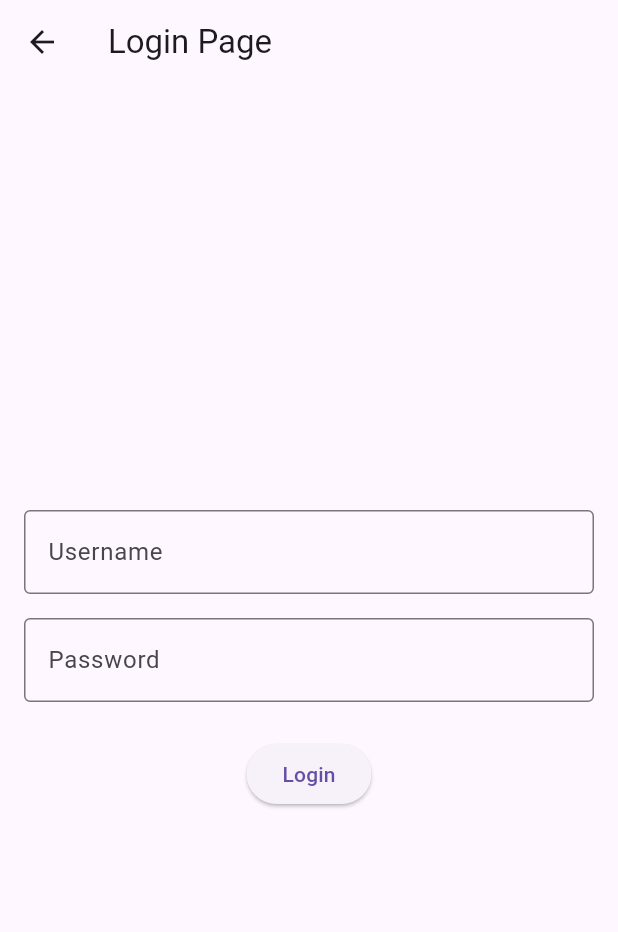
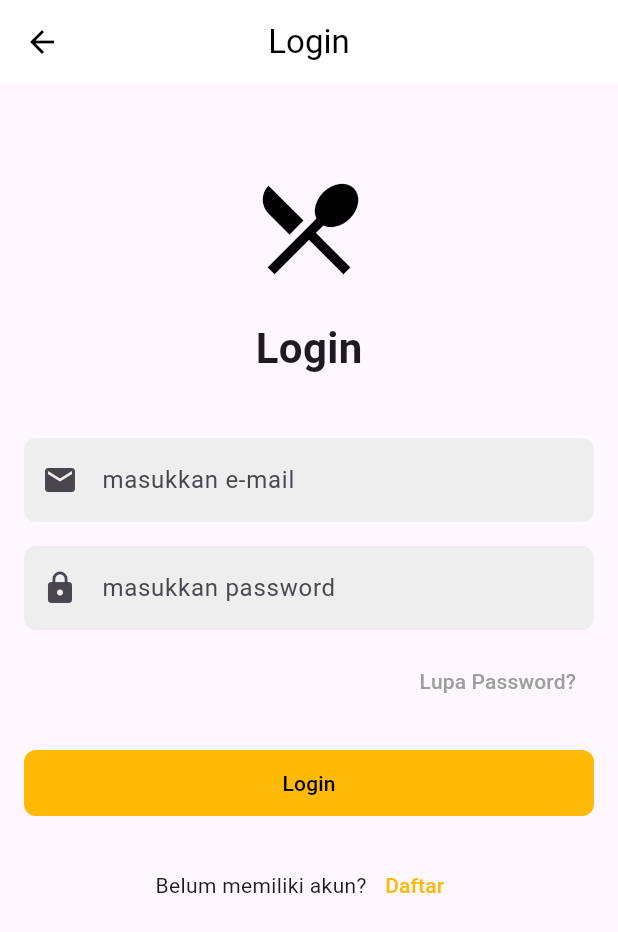
Before and after one commit to rezasaft/mycookita_app, a Flutter app: the LoginPage screen opened directly, on a phone screen of 412 x 824 dp. Shown: the top 932 px of the screen. Run offline on Flutter 3.47's test engine with Material 3 defaults, Android fonts, the light colour scheme and no system bars; our stand-ins replace cloud_firestore, firebase_core, firebase_storage, image_picker; accounts and stored records are empty.

Commit message:
login,signin,profile

```diff
--- a/lib/profile/login_page.dart
+++ b/lib/profile/login_page.dart
@@ -1,4 +1,6 @@
 import 'package:flutter/material.dart';
+import 'sign_in_page.dart'; // Tambahkan ini
+import 'profile_page.dart'; // Jika ProfilePage ada di file terpisah
 
 void main() {
   runApp(MyApp());
@@ -8,85 +10,191 @@ class MyApp extends StatelessWidget {
   @override
   Widget build(BuildContext context) {
     return MaterialApp(
-      home: ProfilePage(), // Halaman utama
+      debugShowCheckedModeBanner: false,
+      home: LoginPage(),
     );
   }
 }
 
-class ProfilePage extends StatelessWidget {
+// Halaman Login
+class LoginPage extends StatelessWidget {
+  final TextEditingController emailController = TextEditingController();
+  final TextEditingController passwordController = TextEditingController();
+
   @override
   Widget build(BuildContext context) {
     return Scaffold(
       appBar: AppBar(
-        title: Text('Profile Page'),
-      ),
-      body: Center(
-        child: ElevatedButton(
+        backgroundColor: Colors.white,
+        elevation: 0,
+        leading: IconButton(
+          icon: Icon(Icons.arrow_back, color: Colors.black),
           onPressed: () {
-            // Navigasi ke halaman Login
             Navigator.push(
               context,
-              MaterialPageRoute(builder: (context) => LoginPage()),
+              MaterialPageRoute(builder: (context) => ProfilePage()),
             );
           },
-          child: Text('Login'),
+        ),
+        title: Text(
+          'Login',
+          style: TextStyle(color: Colors.black),
+        ),
+        centerTitle: true,
+      ),
+      body: Padding(
+        padding: EdgeInsets.all(16.0),
+        child: SingleChildScrollView(
+          child: Column(
+            mainAxisAlignment: MainAxisAlignment.center,
+            crossAxisAlignment: CrossAxisAlignment.start,
+            children: [
+              SizedBox(height: 40),
+              Center(
+                child: Column(
+                  children: [
+                    Icon(Icons.restaurant_menu, size: 80, color: Colors.black),
+                    SizedBox(height: 20),
+                    Text(
+                      'Login',
+                      style: TextStyle(fontSize: 28, fontWeight: FontWeight.bold),
+                    ),
+                  ],
+                ),
+              ),
+              SizedBox(height: 40),
+              TextField(
+                controller: emailController,
+                decoration: InputDecoration(
+                  filled: true,
+                  fillColor: Colors.grey[200],
+                  prefixIcon: Icon(Icons.email),
+                  hintText: 'masukkan e-mail',
+                  border: OutlineInputBorder(
+                    borderRadius: BorderRadius.circular(8.0),
+                    borderSide: BorderSide.none,
+                  ),
+                ),
+              ),
+              SizedBox(height: 16),
+              TextField(
+                controller: passwordController,
+                obscureText: true,
+                decoration: InputDecoration(
+                  filled: true,
+                  fillColor: Colors.grey[200],
+                  prefixIcon: Icon(Icons.lock),
+                  hintText: 'masukkan password',
+                  border: OutlineInputBorder(
+                    borderRadius: BorderRadius.circular(8.0),
+                    borderSide: BorderSide.none,
+                  ),
+                ),
+              ),
+              SizedBox(height: 10),
+              Align(
+                alignment: Alignment.centerRight,
+                child: TextButton(
+                  onPressed: () {
+                    // Logika untuk lupa password
+                  },
+                  child: Text(
+                    'Lupa Password?',
+                    style: TextStyle(color: Colors.grey),
+                  ),
+                ),
+              ),
+              SizedBox(height: 20),
+              SizedBox(
+                width: double.infinity,
+                child: ElevatedButton(
+                  onPressed: () {
+                    String email = emailController.text;
+                    String password = passwordController.text;
+
+                    if (email == 'user@example.com' && password == 'password') {
+                      Navigator.push(
+                        context,
+                        MaterialPageRoute(builder: (context) => ProfilePage()),
+                      );
+                    } else {
+                      ScaffoldMessenger.of(context).showSnackBar(
+                        SnackBar(content: Text('Email atau Password salah')),
+                      );
+                    }
+                  },
+                  style: ElevatedButton.styleFrom(
+                    backgroundColor: Color(0xFFFFBA07),
+                    padding: EdgeInsets.symmetric(vertical: 12),
+                    elevation: 0,
+                    shape: RoundedRectangleBorder(
+                      borderRadius: BorderRadius.circular(8.0),
+                    ),
+                  ),
+                  child: Text(
+                    'Login',
+                    style: TextStyle(color: Colors.black),
+                  ),
+                ),
+              ),
+              SizedBox(height: 20),
+              Center(
+                child: Row(
+                  mainAxisAlignment: MainAxisAlignment.center,
+                  children: [
+                    Text('Belum memiliki akun?'),
+                    TextButton(
+                      onPressed: () {
+                        Navigator.push(
+                          context,
+                          MaterialPageRoute(builder: (context) => DaftarPage()),
+                        );
+                      },
+                      child: Text(
+                        'Daftar',
+                        style: TextStyle(color: Color(0xFFFFBA07)),
+                      ),
+                    ),
+                  ],
+                ),
+              ),
+            ],
+          ),
         ),
       ),
     );
   }
 }
 
-class LoginPage extends StatelessWidget {
-  final TextEditingController usernameController = TextEditingController();
-  final TextEditingController passwordController = TextEditingController();
-
+// Halaman Profil
+class ProfilePage extends StatelessWidget {
   @override
   Widget build(BuildContext context) {
     return Scaffold(
       appBar: AppBar(
-        title: Text('Login Page'),
+        title: Text('Profil Anda'),
+        backgroundColor: Color(0xFFFFBA07),
+        centerTitle: true,
       ),
-      body: Padding(
-        padding: EdgeInsets.all(16.0),
+      body: Center(
         child: Column(
           mainAxisAlignment: MainAxisAlignment.center,
           children: [
-            TextField(
-              controller: usernameController,
-              decoration: InputDecoration(
-                labelText: 'Username',
-                border: OutlineInputBorder(),
-              ),
+            Icon(Icons.person, size: 100, color: Colors.grey),
+            SizedBox(height: 16),
+            Text(
+              'Selamat datang di halaman profil!',
+              style: TextStyle(fontSize: 18),
             ),
-            SizedBox(height: 16), // Jarak antara text fields
-            TextField(
-              controller: passwordController,
-              obscureText: true, // Untuk menyembunyikan teks password
-              decoration: InputDecoration(
-                labelText: 'Password',
-                border: OutlineInputBorder(),
-              ),
-            ),
-            SizedBox(height: 24), // Jarak antara text fields dan tombol
+            SizedBox(height: 16),
             ElevatedButton(
               onPressed: () {
-                // Logika login dapat ditambahkan di sini
-                String username = usernameController.text;
-                String password = passwordController.text;
-                // Contoh sederhana untuk validasi
-                if (username == 'admin' && password == 'password') {
-                  // Tampilkan pesan berhasil login
-                  ScaffoldMessenger.of(context).showSnackBar(
-                    SnackBar(content: Text('Login Successful')),
-                  );
-                  Navigator.pop(context); // Kembali ke halaman ProfilePage
-                } else {
-                  ScaffoldMessenger.of(context).showSnackBar(
-                    SnackBar(content: Text('Invalid Username or Password')),
-                  );
-                }
+                Navigator.pop(context);
               },
-              child: Text('Login'),
+              style: ElevatedButton.styleFrom(
+                backgroundColor: Color(0xFFFFBA07),
+              ),
+              child: Text('Kembali'),
             ),
           ],
         ),
```
Also changed, not shown: lib/profile/forgot_pw.dart (added, +62 -0 lines), lib/profile/profile_pagelg.dart (added, +93 -0 lines), lib/profile/sign_in_page.dart (+184 -0 lines), lib/main.dart (line endings or trailing spaces).
